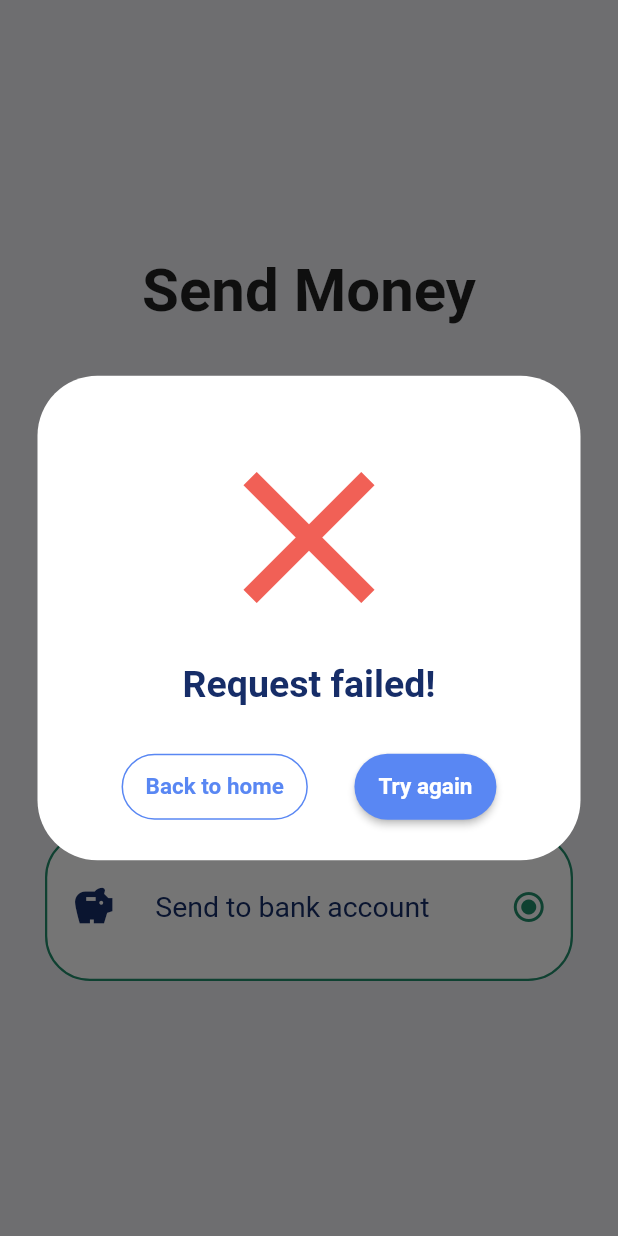
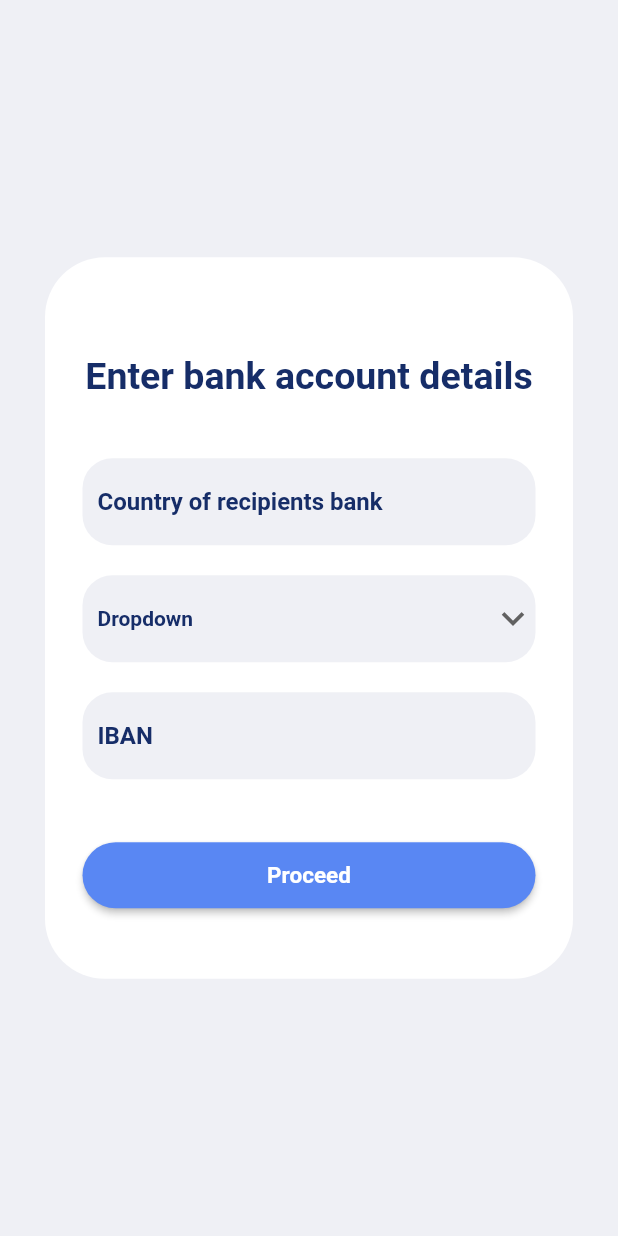
Before and after one commit to HarshHirapara/money_transfer_ui, a Flutter app: the SendMoneyMenu screen opened directly, after a tap on "Send to contact", after a tap on "Send to phone number", after a tap on "Send to bank account", on a phone screen of 412 x 824 dp. Run offline on Flutter 3.47's test engine with Material 2 defaults, Android fonts, the phone set to English and light mode, and no system bars; our stand-ins replace get; missing offline and left inert: dart:ffi.

Commit message:
[implement] send money to bank account

```diff
--- a/lib/core/constant/colors.dart
+++ b/lib/core/constant/colors.dart
@@ -13,4 +13,5 @@ class CommonColors {
   static Color liteGreen = const Color(0xFF5ae2b3);
   static Color red = const Color(0xFFf16056);
   static Color offWhite = const Color(0xFFd4d4d4);
+  static Color dropDownColor = const Color(0xFF706c6c);
 }
--- a/lib/core/constant/icons.dart
+++ b/lib/core/constant/icons.dart
@@ -22,4 +22,6 @@ class CommonIcon {
   static Icon search = const Icon(Icons.search);
   static Icon box = const Icon(Icons.check_box_outline_blank_outlined);
   static Icon checkBox = const Icon(Icons.check_box);
+  //send money to bank account
+  static Icon dropDown = const Icon(Icons.keyboard_arrow_down_outlined);
 }
--- a/lib/core/constant/string.dart
+++ b/lib/core/constant/string.dart
@@ -13,6 +13,7 @@ class CommonString {
   static String lastTransaction = 'Sort by recent';
   static String workCard = 'Work Card';
   static String travelCard = 'Travel Card';
+  static String proceed = 'Proceed';
   //payment status
   static String paymentRequestFail = 'Request failed!';
   static String paymentSuccessful = 'Payment successful!';
@@ -32,6 +33,10 @@ class CommonString {
   //send money to a contact
   static String enterPhoneNumber = 'Enter phone number';
   static String countryPhoneNumberCode = '+91';
-  static String proceed = 'Proceed';
   static String enterPhoneNumberHint = '--- --- --- ---';
+  //send money to bank account
+  static String enterBankAccountDetails = 'Enter bank account details';
+  static String countryOfRecipientsBank = 'Country of recipients bank';
+  static String dropdown = 'Dropdown';
+  static String iban = 'IBAN';
 }
--- a/lib/core/getx_property/getx_property.dart
+++ b/lib/core/getx_property/getx_property.dart
@@ -4,4 +4,12 @@ class GetXProperty extends GetxController {
   static RxBool isContactSelected = false.obs;
   static RxBool isPhoneNumberSelected = false.obs;
   static RxBool isBankAccountSelected = false.obs;
+
+  static final List<String> dropDownItems = [
+    'Dropdown',
+    'Option 1',
+    'Option 2',
+    'Option 3'
+  ];
+  static RxString dropdownValue = dropDownItems.first.obs;
 }
--- a/lib/module/screen/send_money_contect_screen.dart/send_money_contect_screen.dart
+++ b/lib/module/screen/send_money_contect_screen.dart/send_money_contect_screen.dart
@@ -50,8 +50,7 @@ class SendMoneyContactScreen extends StatelessWidget {
                             buttonName: CommonString.done,
                             leftPadding: 5,
                             rightPadding: 5,
-                            onPresses: () =>
-                                Get.to(() => const SendMoneyToPhoneNumber()),
+                            onPresses: () => Get.to(() => null),
                           )
                         ],
                       ),
--- a/lib/module/screen/send_money_menu_screen/send_money_menu_screen.dart
+++ b/lib/module/screen/send_money_menu_screen/send_money_menu_screen.dart
@@ -5,9 +5,12 @@ import 'package:money_transfer_ui/core/constant/icons.dart';
 import 'package:money_transfer_ui/core/constant/string.dart';
 import 'package:money_transfer_ui/core/getx_property/getx_property.dart';
 import 'package:money_transfer_ui/module/screen/send_money_contect_screen.dart/send_money_contect_screen.dart';
+import 'package:money_transfer_ui/module/screen/send_money_to_bank_account_screen/send_money_to_bank_account_screen.dart';
 import 'package:money_transfer_ui/module/widget/common_payment_status_dialogbox.dart';
 import 'package:money_transfer_ui/module/widget/common_send_money_type_option.dart';
 import 'package:money_transfer_ui/module/widget/common_text.dart';
+
+import '../send_money_to_phone_number_screen/send_money_to_phone_number.dart';
 
 class SendMoneyMenu extends StatelessWidget {
   const SendMoneyMenu({
@@ -25,14 +28,11 @@ class SendMoneyMenu extends StatelessWidget {
             child: Column(
               mainAxisAlignment: MainAxisAlignment.center,
               children: [
-                GestureDetector(
-                  onTap: () => Get.back(),
-                  child: CommonText(
-                    title: CommonString.sendMoneyScreenTitle,
-                    fontSize: 40,
-                    fontWight: FontWeight.bold,
-                    bottomPadding: 60,
-                  ),
+                CommonText(
+                  title: CommonString.sendMoneyScreenTitle,
+                  fontSize: 40,
+                  fontWight: FontWeight.bold,
+                  bottomPadding: 60,
                 ),
                 GestureDetector(
                   onTap: () {
@@ -55,19 +55,7 @@ class SendMoneyMenu extends StatelessWidget {
                     GetXProperty.isPhoneNumberSelected.value = true;
                     GetXProperty.isContactSelected.value = false;
                     GetXProperty.isBankAccountSelected.value = false;
-                    showDialog(
-                      context: context,
-                      builder: (context) => CommonPaymentStatusDialogBox(
-                        statusIcon: CommonIcon.paymentFail,
-                        message: CommonString.paymentRequestFail,
-                        mainButtonName: CommonString.buttonTryAgain,
-                        iconColors: CommonColors.red,
-                        backToHome: () {
-                          Get.back();
-                          Get.back();
-                        },
-                      ),
-                    );
+                    Get.to(() => const SendMoneyToPhoneNumber());
                   },
                   child: Padding(
                     padding: const EdgeInsets.only(bottom: 40),
@@ -83,19 +71,7 @@ class SendMoneyMenu extends StatelessWidget {
                     GetXProperty.isBankAccountSelected.value = true;
                     GetXProperty.isContactSelected.value = false;
                     GetXProperty.isPhoneNumberSelected.value = false;
-                    showDialog(
-                      context: context,
-                      builder: (context) => CommonPaymentStatusDialogBox(
-                        statusIcon: CommonIcon.paymentFail,
-                        message: CommonString.paymentRequestFail,
-                        mainButtonName: CommonString.buttonTryAgain,
-                        iconColors: CommonColors.red,
-                        backToHome: () {
-                          Get.back();
-                          Get.back();
-                        },
-                      ),
-                    );
+                    Get.to(() => const SendMoneyToBankAccount());
                   },
                   child: CommonSendMoneyTypeOption(
                     icon: CommonIcon.bank,
--- /dev/null
+++ b/lib/module/screen/send_money_to_bank_account_screen/send_money_to_bank_account_screen.dart
@@ -0,0 +1,127 @@
+import 'package:flutter/material.dart';
+import 'package:get/get.dart';
+import 'package:money_transfer_ui/core/constant/icons.dart';
+import 'package:money_transfer_ui/core/getx_property/getx_property.dart';
+import '../../../core/constant/colors.dart';
+import '../../../core/constant/string.dart';
+import '../../widget/common_buttons.dart';
+import '../../widget/common_text.dart';
+import '../../widget/common_text_field.dart';
+
+class SendMoneyToBankAccount extends StatelessWidget {
+  const SendMoneyToBankAccount({super.key});
+
+  @override
+  Widget build(BuildContext context) {
+    // final screenHight = MediaQuery.of(context).size.height;
+    return Scaffold(
+      backgroundColor: CommonColors.backGround,
+      body: Column(
+        mainAxisAlignment: MainAxisAlignment.center,
+        children: [
+          Padding(
+            padding: const EdgeInsets.only(left: 30, right: 30),
+            child: Container(
+              // height: screenHight / 1.5,
+              decoration: BoxDecoration(
+                color: CommonColors.white,
+                borderRadius: const BorderRadius.all(
+                  Radius.circular(40),
+                ),
+              ),
+              child: Padding(
+                padding: const EdgeInsets.all(25),
+                child: SingleChildScrollView(
+                  child: Column(
+                    // mainAxisAlignment: MainAxisAlignment.spaceAround,
+                    children: [
+                      CommonText(
+                        title: CommonString.enterBankAccountDetails,
+                        fontSize: 25,
+                        color: CommonColors.grey,
+                        fontWight: FontWeight.bold,
+                        textAlign: TextAlign.center,
+                        topPadding: 40,
+                        bottomPadding: 40,
+                      ),
+                      Padding(
+                        padding: const EdgeInsets.only(bottom: 20),
+                        child: CommonTextFieldWithoutIcon(
+                          hintText: CommonString.countryOfRecipientsBank,
+                        ),
+                      ),
+                      Padding(
+                        padding: const EdgeInsets.only(bottom: 20),
+                        child: Container(
+                          width: double.maxFinite,
+                          decoration: BoxDecoration(
+                            color: CommonColors.backGround,
+                            borderRadius: BorderRadius.circular(20),
+                          ),
+                          child: Padding(
+                            padding: const EdgeInsets.only(
+                              left: 10,
+                              top: 5,
+                              bottom: 5,
+                            ),
+                            child: Obx(
+                              () => DropdownButtonHideUnderline(
+                                child: DropdownButton(
+                                  value: GetXProperty.dropdownValue.value,
+                                  dropdownColor: CommonColors.backGround,
+                                  icon: CommonIcon.dropDown,
+                                  iconSize: 30,
+                                  isExpanded: true,
+                                  style: TextStyle(
+                                    color: CommonColors.grey,
+                                    fontWeight: FontWeight.bold,
+                                  ),
+                                  onChanged: (String? value) {
+                                    GetXProperty.dropdownValue.value = value!;
+                                  },
+                                  items: GetXProperty.dropDownItems
+                                      .map<DropdownMenuItem<String>>(
+                                    (String value) {
+                                      return DropdownMenuItem(
+                                        value: value,
+                                        child: Text(value),
+                                      );
+                                    },
+                                  ).toList(),
+                                ),
+                              ),
+                            ),
+                          ),
+                        ),
+                      ),
+                      Padding(
+                        padding: const EdgeInsets.only(bottom: 20),
+                        child: CommonTextFieldWithoutIcon(
+                          hintText: CommonString.iban,
+                        ),
+                      ),
+                      Row(
+                        children: [
+                          Expanded(
+                            child: Padding(
+                              padding:
+                                  const EdgeInsets.only(top: 20, bottom: 20),
+                              child: CommonElevatedButton(
+                                buttonName: CommonString.proceed,
+                                onPresses: () {},
+                              ),
+                            ),
+                          ),
+                        ],
+                      )
+                    ],
+                  ),
+                ),
+              ),
+            ),
+          ),
+        ],
+      ),
+    );
+  }
+}
--- a/lib/module/screen/send_money_to_phone_number_screen/send_money_to_phone_number.dart
+++ b/lib/module/screen/send_money_to_phone_number_screen/send_money_to_phone_number.dart
@@ -1,5 +1,4 @@
 import 'package:flutter/material.dart';
-import 'package:flutter_screenutil/flutter_screenutil.dart';
 import 'package:money_transfer_ui/core/constant/colors.dart';
 import 'package:money_transfer_ui/core/constant/string.dart';
 import 'package:money_transfer_ui/module/widget/common_buttons.dart';
@@ -58,11 +57,15 @@ class SendMoneyToPhoneNumber extends StatelessWidget {
                           ],
                         ),
                       ),
-                      CommonElevatedButton(
-                        buttonName: CommonString.proceed,
-                        onPresses: () {},
-                        leftPadding: 85,
-                        rightPadding: 85,
+                      Row(
+                        children: [
+                          Expanded(
+                            child: CommonElevatedButton(
+                              buttonName: CommonString.proceed,
+                              onPresses: () {},
+                            ),
+                          ),
+                        ],
                       )
                     ],
                   ),
--- a/lib/module/widget/common_text.dart
+++ b/lib/module/widget/common_text.dart
@@ -11,6 +11,7 @@ class CommonText extends StatelessWidget {
     this.bottomPadding,
     this.leftPadding,
     this.rightPadding,
+    this.textAlign,
   });
   final String title;
   final Color? color;
@@ -20,6 +21,7 @@ class CommonText extends StatelessWidget {
   final double? bottomPadding;
   final double? leftPadding;
   final double? rightPadding;
+  final TextAlign? textAlign;
 
   @override
   Widget build(BuildContext context) {
@@ -32,6 +34,7 @@ class CommonText extends StatelessWidget {
       ),
       child: Text(
         title,
+        textAlign: textAlign,
         style: TextStyle(
           color: color,
           fontSize: fontSize,
```
